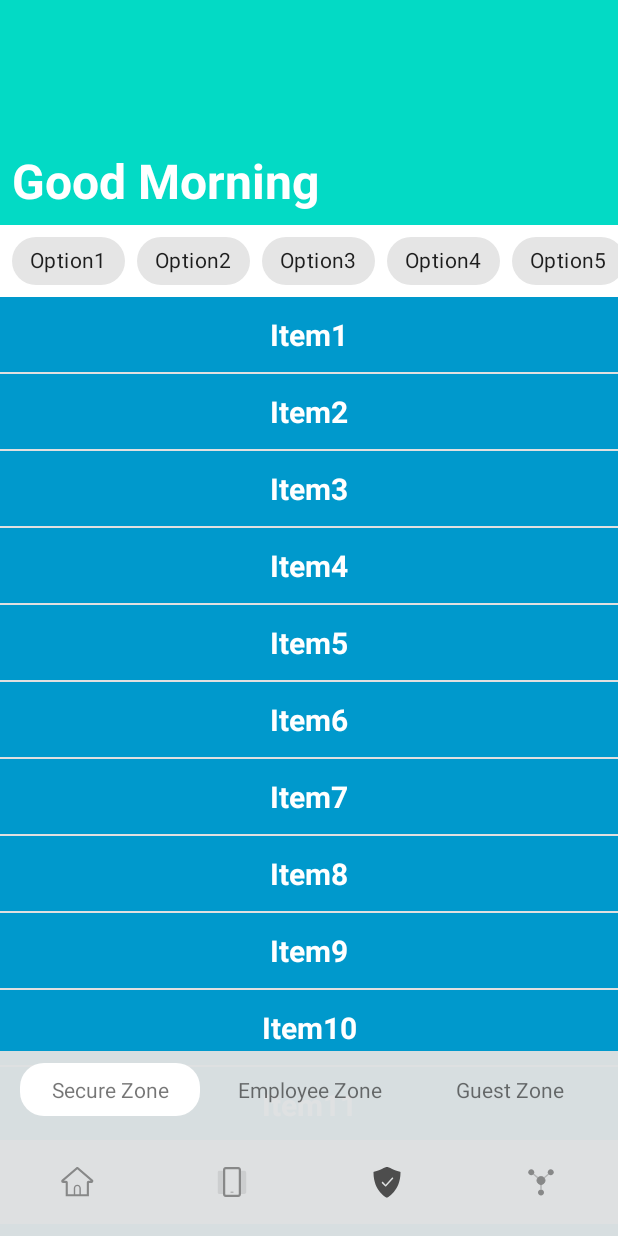
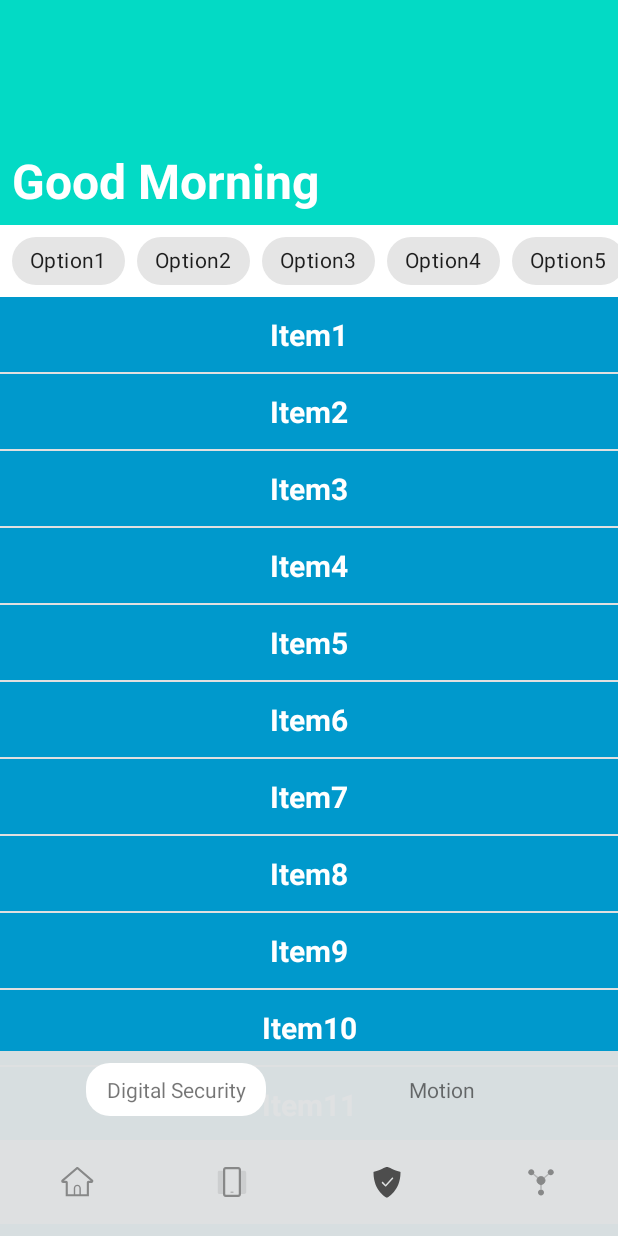
Before and after one commit to informramiz/common-ui-views, an Android app: the screen it shows after launch (MainActivity), item 3 of the bottom bar chosen, on a phone screen of 412 x 824 dp. Run offline under Robolectric (Android 15) with nearby library versions, the phone set to English and light mode, and no system bars.

Commit message:
refactor: Load nested options from submenu

```diff
--- a/CommonUIViews/app/src/main/java/github/informramiz/commonuiviews/bottombar/StackedBottomNavigation.kt
+++ b/CommonUIViews/app/src/main/java/github/informramiz/commonuiviews/bottombar/StackedBottomNavigation.kt
@@ -27,20 +27,42 @@ class StackedBottomNavigation @JvmOverloads constructor(
     private var menuResId: Int = -1
     init {
         setBackgroundResource(R.color.bottom_nav_background_color)
+        extractAttributes(context, attrs)
+        loadMenuOptions()
+        registerListeners()
+    }
+
+    private fun extractAttributes(context: Context, attrs: AttributeSet?) {
         context.withStyledAttributes(attrs, R.styleable.StackedBottomNavigation) {
             menuResId = getResourceId(R.styleable.StackedBottomNavigation_menu, menuResId)
             if (menuResId == -1) {
                 throw IllegalArgumentException("menu resource must be provided")
             }
         }
+    }
+
+    private fun loadMenuOptions() {
         menuInflater.inflate(menuResId, menu)
         addMainOptions()
-        registerListeners()
-        addSampleOptions()
+        val first = menu.children.first()
+        addNestedOptionsForMenu(first)
+    }
+
+    private fun registerListeners() {
+        viewBinding.bottomNavigationView.setOnNavigationItemSelectedListener { menuItem ->
+            addNestedOptionsForMenu(menu.findItem(menuItem.itemId))
+            true
+        }
     }
 
     private fun addMainOptions() {
         menu.children.forEach { addOptionToBottomNavigationView(it) }
+    }
+
+    private fun addNestedOptionsForMenu(mainMenu: MenuItem) {
+        clearExistingNestedOptions()
+        if (!mainMenu.hasSubMenu()) return
+        addNestedOptions(mainMenu.subMenu.children.toList())
     }
 
     private fun addOptionToBottomNavigationView(first: MenuItem) {
@@ -54,18 +76,7 @@ class StackedBottomNavigation @JvmOverloads constructor(
         }
     }
 
-    private fun addSampleOptions() {
-        addNestedOptions(listOf("Secure Zone", "Employee Zone", "Guest Zone"))
-    }
-
-    private fun registerListeners() {
-        viewBinding.bottomNavigationView.setOnNavigationItemSelectedListener { menuItem ->
-            true
-        }
-    }
-
-    private fun addNestedOptions(options: List<String>) {
-        clearExistingNestedOptions()
+    private fun addNestedOptions(options: List<MenuItem>) {
         val viewIds = IntArray(options.size)
         options.forEachIndexed { index, option ->
             val viewId = addNestedOption(option)
@@ -83,14 +94,15 @@ class StackedBottomNavigation @JvmOverloads constructor(
         }
     }
 
-    private fun addNestedOption(optionText: String): Int {
+    private fun addNestedOption(option: MenuItem): Int {
         val textView = TextView(context).apply {
             layoutParams =
                 LayoutParams(
                     context.resources.getDimensionPixelSize(R.dimen.bottom_nav_top_option_width),
                     LayoutParams.WRAP_CONTENT
                 )
-            text = optionText
+            text = option.title
+            tag = option.itemId
             id = View.generateViewId()
             gravity = Gravity.CENTER
             isClickable = true
--- a/CommonUIViews/app/src/main/res/menu/bottom_menu.xml
+++ b/CommonUIViews/app/src/main/res/menu/bottom_menu.xml
@@ -2,35 +2,47 @@
 <menu xmlns:android="http://schemas.android.com/apk/res/android"
     xmlns:app="http://schemas.android.com/apk/res-auto">
     <item
-        android:id="@+id/home"
-        android:title="Home"
+        android:id="@+id/action_home"
+        android:enabled="true"
         android:icon="@drawable/home_icon_selector"
-        android:enabled="true"/>
+        android:title="@string/action_home_label" />
 
     <item
-        android:id="@+id/devices"
-        android:title="Devices"
+        android:id="@+id/action_devices"
+        android:enabled="true"
         android:icon="@drawable/devices_icon_selector"
-        android:enabled="true" />
+        android:title="@string/action_devices_label">
+        <menu>
+            <item
+                android:id="@+id/action_secure_zone"
+                android:title="@string/action_secure_zone_label" />
+            <item
+                android:id="@+id/action_employee_zone"
+                android:title="@string/action_employee_zone_label" />
+            <item
+                android:id="@+id/action_guest_zone"
+                android:title="@string/action_guest_zone_label" />
+        </menu>
+    </item>
 
     <item
         android:id="@+id/shield"
-        android:title="Shield"
+        android:enabled="true"
         android:icon="@drawable/shield_icon_selector"
-        android:enabled="true">
-
+        android:title="@string/action_shield_label">
         <menu>
             <item
-                android:id="@+id/shield1"
-                android:title="Shield1"
-                android:icon="@drawable/shield_icon_selector"
-                android:enabled="true"/>
+                android:id="@+id/action_digital_security"
+                android:title="@string/action_digital_security_label" />
+            <item
+                android:id="@+id/action_motion"
+                android:title="@string/action_motion_label" />
         </menu>
     </item>
 
     <item
         android:id="@+id/topology"
-        android:title="Topology"
+        android:enabled="true"
         android:icon="@drawable/topology"
-        android:enabled="true"/>
+        android:title="@string/action_topology_label" />
 </menu>
--- a/CommonUIViews/app/src/main/res/values/strings.xml
+++ b/CommonUIViews/app/src/main/res/values/strings.xml
@@ -4,4 +4,13 @@
     <string name="eco">Eco</string>
     <string name="favorite">Favorite</string>
     <string name="custom_bottombar_hide_on_scroll_behavior" translatable="false">github.informramiz.commonuiviews.bottombar.HideOnScrollBehavior</string>
+    <string name="action_home_label">Home</string>
+    <string name="action_devices_label">Devices</string>
+    <string name="action_secure_zone_label">Secure Zone</string>
+    <string name="action_employee_zone_label">Employee Zone</string>
+    <string name="action_guest_zone_label">Guest Zone</string>
+    <string name="action_shield_label">Shield</string>
+    <string name="action_digital_security_label">Digital Security</string>
+    <string name="action_motion_label">Motion</string>
+    <string name="action_topology_label">Topology</string>
 </resources>
```
